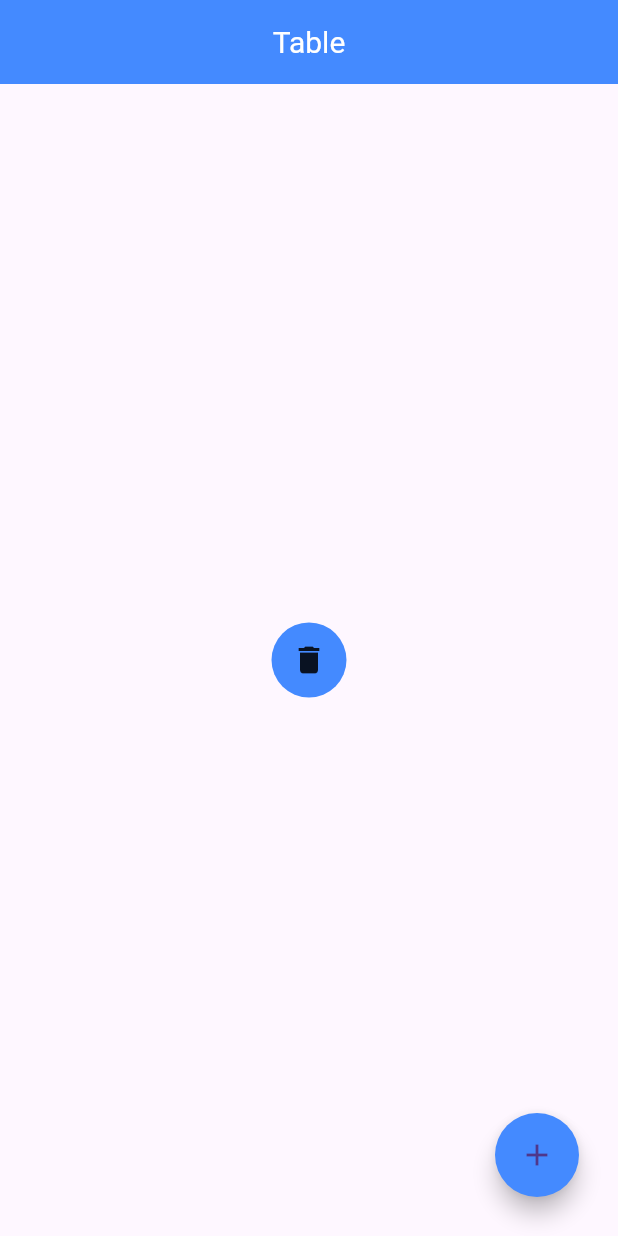
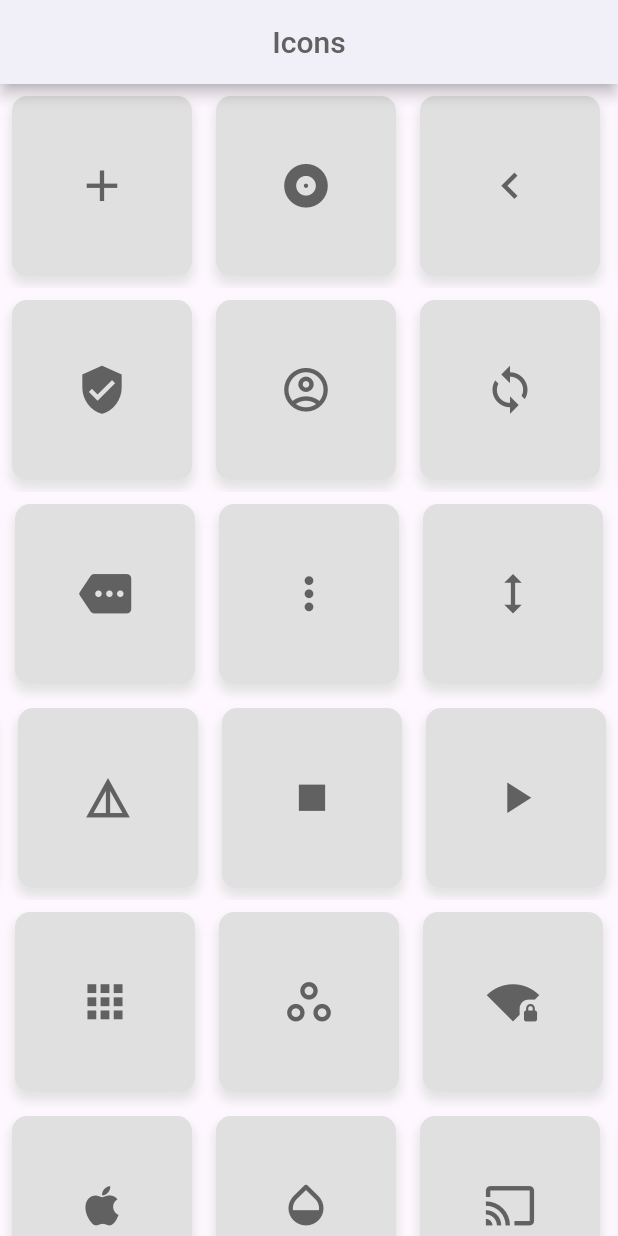
Before and after one commit to Zimil-Patel/e_commerce_tasks, a Flutter app: the screen it shows after launch, on a phone screen of 412 x 824 dp. Run offline on Flutter 3.47's test engine with Material 3 defaults, Android fonts, the phone set to English and light mode, and no system bars.

Commit message:
03-02-2024

```diff
--- /dev/null
+++ b/lib/5.4/Icons.dart
@@ -0,0 +1,69 @@
+import 'package:e_commerce_tasks/main.dart';
+import 'package:e_commerce_tasks/util/iconList.dart';
+import 'package:flutter/material.dart';
+
+class IconsColRow extends StatefulWidget {
+  const IconsColRow({super.key});
+
+  @override
+  State<IconsColRow> createState() => _IconsColRowState();
+}
+
+class _IconsColRowState extends State<IconsColRow> {
+  @override
+  Widget build(BuildContext context) {
+    return MaterialApp(
+      debugShowCheckedModeBanner: false,
+
+      home: Scaffold(
+        appBar: addAppBar(title: 'Icons', textColor: Colors.grey.shade700, bgColor: Colors.white, centerTitle: true),
+
+        body: SingleChildScrollView(
+          child: Column(
+            children: [
+              addRowBox(iconList2, false),
+              addRowBox(iconList3, false),
+              addRowBox(iconList4, false),
+              addRowBox(iconList5, true),
+              addRowBox(iconList6, true),
+              addRowBox(iconList7, false),
+            ],
+          ),
+        ),
+      ),
+    );
+  }
+
+  Widget addRowBox(List list, bool reverse){
+    return SingleChildScrollView(
+      scrollDirection: Axis.horizontal,
+      reverse: reverse,
+      child: Row(
+        children: [
+          ...List.generate(list.length, (index) => addBox(icon: list[index]))
+        ],
+      ),
+    );
+  }
+
+  Widget addBox({required Icon icon}){
+    return Container(
+      height: 120,
+      width: 120,
+      margin: const EdgeInsets.all(8),
+      decoration: BoxDecoration(
+        color: Colors.grey.shade300,
+        borderRadius: BorderRadius.circular(10),
+        boxShadow: const [
+          BoxShadow(
+            offset: Offset(0, 5),
+            spreadRadius: 1,
+            blurRadius: 5,
+            color: Color(0xffe3e3e3)
+          )
+        ]
+      ),
+      child: icon,
+    );
+  }
+}
--- a/lib/main.dart
+++ b/lib/main.dart
@@ -1,12 +1,11 @@
-import 'package:e_commerce_tasks/5.4/MapList.dart';
-import 'package:e_commerce_tasks/Counter/MultiplicationTable.dart';
+import 'package:e_commerce_tasks/5.4/Icons.dart';
 import 'package:flutter/material.dart';
 
 void main() {
   // SystemChrome.setSystemUIOverlayStyle(const SystemUiOverlayStyle(
   //   statusBarColor: Colors.red,
   // ));
-  runApp(const MultiplyTable());
+  runApp(const IconsColRow());
 }
 
 AppBar addAppBar(
@@ -24,5 +23,7 @@ AppBar addAppBar(
       style: TextStyle(
           fontSize: 20, fontWeight: FontWeight.w500, color: textColor),
     ),
+    elevation: 4,
+    shadowColor: Colors.black,
   );
 }
--- a/lib/util/iconList.dart
+++ b/lib/util/iconList.dart
@@ -11,3 +11,46 @@ List iconList = [
   {'name': 'Book', 'icon': const Icon(Icons.book)},
   {'name': 'Star', 'icon': const Icon(Icons.star)},
 ];
+
+List iconList2 = [
+  Icon(Icons.add, size: 35, color: Colors.grey.shade700,),
+  Icon(Icons.album, size: 35, color: Colors.grey.shade700),
+  Icon(Icons.keyboard_arrow_left, size: 35, color: Colors.grey.shade700),
+  Icon(Icons.keyboard_arrow_right, size: 35, color: Colors.grey.shade700),
+  Icon(Icons.alarm, size: 35, color: Colors.grey.shade700),
+];
+
+List iconList3 = [
+  Icon(Icons.verified_user, size: 35, color: Colors.grey.shade700,),
+  Icon(Icons.account_circle_outlined, size: 35, color: Colors.grey.shade700),
+  Icon(Icons.sync, size: 35, color: Colors.grey.shade700),
+  Icon(Icons.shuffle, size: 35, color: Colors.grey.shade700),
+];
+
+List iconList4 = [
+  Icon(Icons.more_rounded, size: 35, color: Colors.grey.shade700,),
+  Icon(Icons.more_vert, size: 35, color: Colors.grey.shade700),
+  Icon(Icons.height, size: 35, color: Colors.grey.shade700),
+];
+
+List iconList5 = [
+  Icon(Icons.call, size: 35, color: Colors.grey.shade700,),
+  Icon(Icons.search, size: 35, color: Colors.grey.shade700),
+  Icon(Icons.details, size: 35, color: Colors.grey.shade700),
+  Icon(Icons.stop, size: 35, color: Colors.grey.shade700),
+  Icon(Icons.play_arrow, size: 35, color: Colors.grey.shade700),
+];
+
+List iconList6 = [
+  Icon(Icons.apps, size: 35, color: Colors.grey.shade700,),
+  Icon(Icons.workspaces_outline, size: 35, color: Colors.grey.shade700),
+  Icon(Icons.wifi_lock, size: 35, color: Colors.grey.shade700),
+];
+
+List iconList7 = [
+  Icon(Icons.apple, size: 35, color: Colors.grey.shade700,),
+  Icon(Icons.opacity_rounded, size: 35, color: Colors.grey.shade700),
+  Icon(Icons.cast, size: 35, color: Colors.grey.shade700),
+  Icon(Icons.wallet, size: 35, color: Colors.grey.shade700),
+  Icon(Icons.clear  , size: 35, color: Colors.grey.shade700),
+];
```
Also changed, not shown: snaps/5.4/Icons.png (added).
